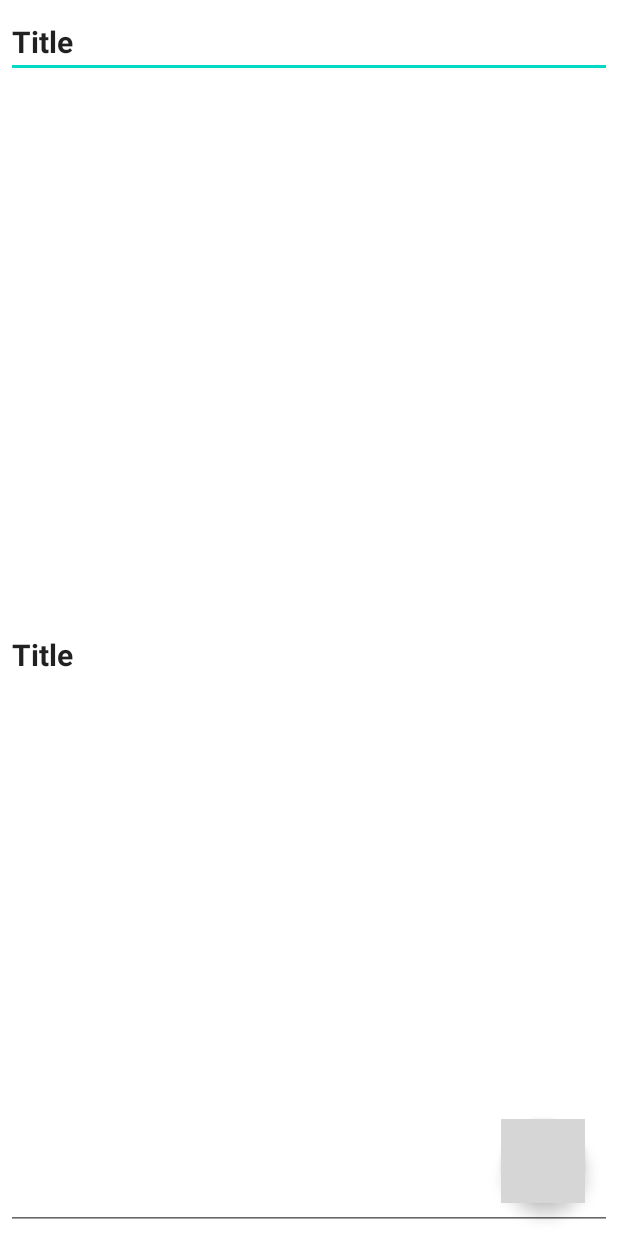
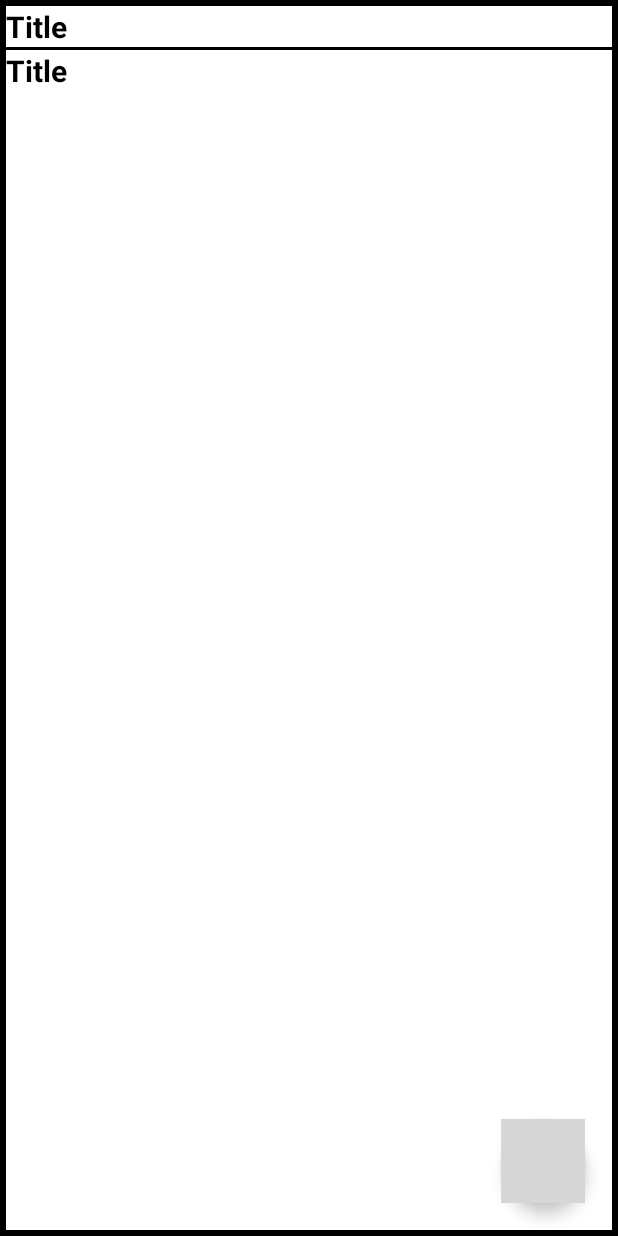
Before and after one commit to MoiBeta/Notepad, an Android app: the layout noteeditfragment.xml on its own in the app's theme, with its tools: preview values and no code run, on a phone screen of 412 x 824 dp. Run offline under Robolectric (Android 15) with nearby library versions, the phone set to English and light mode, and no system bars; grey boxes are pictures that could not be loaded.

Commit message:
UI updated and ViewModel Bug fixed

```diff
--- a/app/src/main/res/layout/noteeditfragment.xml
+++ b/app/src/main/res/layout/noteeditfragment.xml
@@ -4,7 +4,8 @@
     android:layout_height="match_parent"
     xmlns:app="http://schemas.android.com/apk/res-auto"
     android:padding="2dp"
-    android:background="@color/white">
+    android:background="@color/black">
+
     <EditText
         android:id="@+id/title"
         android:layout_width="match_parent"
@@ -14,7 +15,9 @@
         android:text="Title"
         android:textSize="20sp"
         android:textStyle="bold"
-        android:layout_margin="2dp"/>
+        android:textColor="@color/black"
+        android:layout_margin="2dp"
+        android:background="@color/white"/>
 
     <EditText
         android:id="@+id/content"
@@ -26,7 +29,10 @@
         android:text="Title"
         android:textSize="20sp"
         android:textStyle="bold"
-        android:layout_margin="2dp"/>
+        android:textColor="@color/black"
+        android:layout_margin="2dp"
+        android:gravity="top"
+        android:background="@color/white"/>
 
     <com.google.android.material.floatingactionbutton.FloatingActionButton
         android:id="@+id/button"
--- a/app/src/main/res/layout/noteitem.xml
+++ b/app/src/main/res/layout/noteitem.xml
@@ -9,7 +9,7 @@
         android:layout_width="match_parent"
         android:layout_height="wrap_content"
         android:padding="5dp"
-        android:layout_margin="5dp">
+        android:layout_margin="10dp">
         <TextView
             android:id="@+id/name"
             android:layout_width="0dp"
```
Also changed, not shown: app/src/main/res/layout/noteviewfragment.xml (+7 -3 lines).
